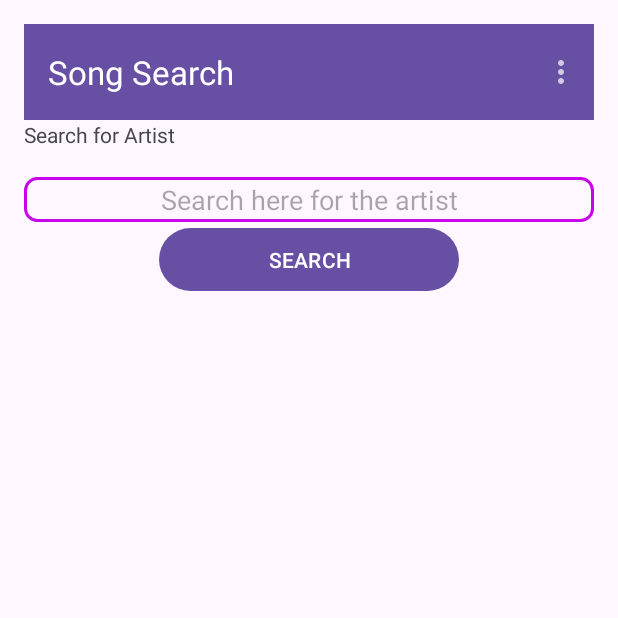
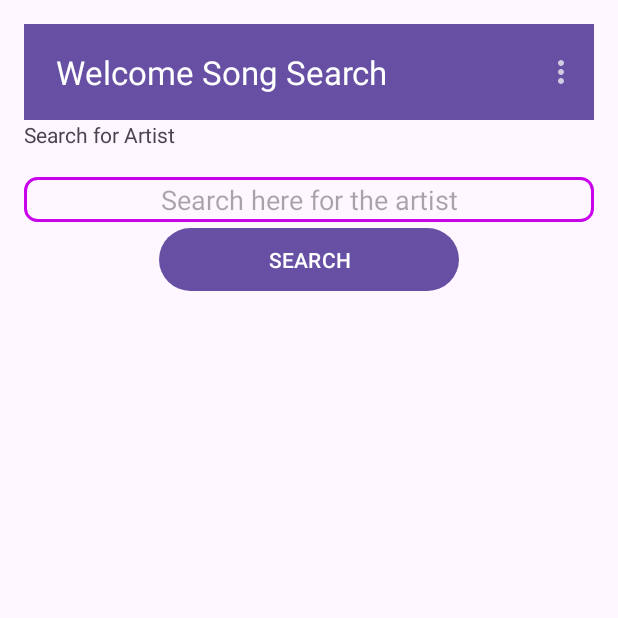
Before and after one commit to Peacexo/PAJAAppFinal, an Android app: the SongSearchActivity screen opened directly, with no data from a screen before it, on a phone screen of 412 x 824 dp, the top half of it. Run offline under Robolectric (Android 15) with nearby library versions, the phone set to English and light mode, and no system bars; our stand-ins replace Volley.

```diff
--- a/app/src/main/java/algonquin/cst2335/pajaappfinal/SongSearchActivity.java
+++ b/app/src/main/java/algonquin/cst2335/pajaappfinal/SongSearchActivity.java
@@ -61,13 +61,14 @@ public class SongSearchActivity extends AppCompatActivity implements IRecyclerVi
         setContentView(R.layout.activity_song_search);
 
         Toolbar toolbar = findViewById(R.id.toolbar);
-        toolbar.setTitle("Song Search");
+        toolbar.setTitle(" Welcome Song Search");
         setSupportActionBar(toolbar);
 
 
         resultList = findViewById(R.id.artist_result_list);
         resultList.setHasFixedSize(true);
         resultList.setLayoutManager(new LinearLayoutManager(this));
+
         search = findViewById(R.id.search_editText);
         searchButton = findViewById(R.id.search_button);
         textView = findViewById(R.id.results);
```
